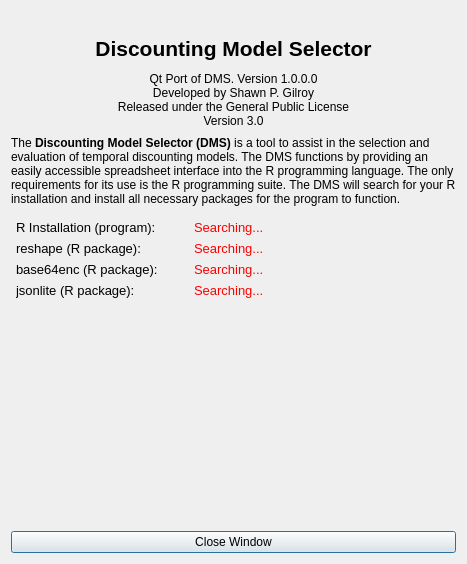
This is statusdialog.ui in miyamot0/ModelSelectorQt as Qt 5 draws it before an edit. The edited form follows.
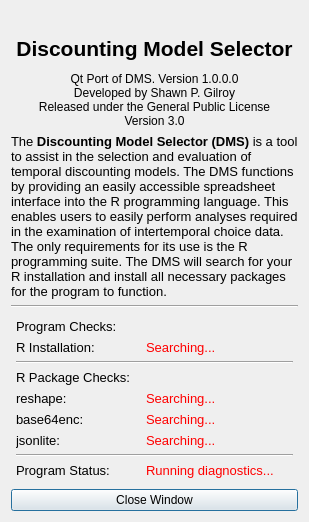
This is the edited form. Icons and pictures are not drawn.

Commit message: Add labels for clarity, on initial setup

Diff of the .ui file:
```diff
--- a/statusdialog.ui
+++ b/statusdialog.ui
@@ -9,10 +9,16 @@
    <rect>
     <x>0</x>
     <y>0</y>
-    <width>467</width>
-    <height>564</height>
+    <width>481</width>
+    <height>659</height>
    </rect>
   </property>
+  <property name="sizePolicy">
+   <sizepolicy hsizetype="Fixed" vsizetype="Fixed">
+    <horstretch>0</horstretch>
+    <verstretch>0</verstretch>
+   </sizepolicy>
+  </property>
   <property name="windowTitle">
    <string>Program Startup Check</string>
   </property>
@@ -21,7 +27,7 @@
   </property>
   <layout class="QVBoxLayout" name="verticalLayout_2">
    <property name="sizeConstraint">
-    <enum>QLayout::SetDefaultConstraint</enum>
+    <enum>QLayout::SetFixedSize</enum>
    </property>
    <item>
     <layout class="QVBoxLayout" name="verticalLayout">
@@ -30,6 +36,12 @@
      </property>
      <item>
       <widget class="QLabel" name="label">
+       <property name="sizePolicy">
+        <sizepolicy hsizetype="Expanding" vsizetype="Maximum">
+         <horstretch>0</horstretch>
+         <verstretch>0</verstretch>
+        </sizepolicy>
+       </property>
        <property name="text">
         <string/>
        </property>
@@ -51,6 +63,12 @@
       <layout class="QHBoxLayout" name="horizontalLayout">
        <item>
         <widget class="QLabel" name="labelTitle">
+         <property name="sizePolicy">
+          <sizepolicy hsizetype="Expanding" vsizetype="Maximum">
+           <horstretch>0</horstretch>
+           <verstretch>0</verstretch>
+          </sizepolicy>
+         </property>
          <property name="minimumSize">
           <size>
            <width>0</width>
@@ -79,6 +97,12 @@
      </item>
      <item>
       <widget class="QLabel" name="labelSubTitle">
+       <property name="sizePolicy">
+        <sizepolicy hsizetype="Expanding" vsizetype="Preferred">
+         <horstretch>0</horstretch>
+         <verstretch>0</verstretch>
+        </sizepolicy>
+       </property>
        <property name="minimumSize">
         <size>
          <width>0</width>
@@ -104,6 +128,12 @@
      </item>
      <item>
       <widget class="QLabel" name="labelBlurb">
+       <property name="sizePolicy">
+        <sizepolicy hsizetype="Expanding" vsizetype="Maximum">
+         <horstretch>0</horstretch>
+         <verstretch>0</verstretch>
+        </sizepolicy>
+       </property>
        <property name="minimumSize">
         <size>
          <width>0</width>
@@ -111,7 +141,7 @@
         </size>
        </property>
        <property name="text">
-        <string>&lt;html&gt;&lt;head/&gt;&lt;body&gt;&lt;p&gt;The &lt;span style=&quot; font-weight:600;&quot;&gt;Discounting Model Selector (DMS)&lt;/span&gt; is a tool to assist in the selection and evaluation of temporal discounting models. The DMS functions by providing an easily accessible spreadsheet interface into the R programming language. The only requirements for its use is the R programming suite. The DMS will search for your R installation and install all necessary packages for the program to function.&lt;/p&gt;&lt;/body&gt;&lt;/html&gt;</string>
+        <string>&lt;html&gt;&lt;head/&gt;&lt;body&gt;&lt;p&gt;&lt;span style=&quot; font-size:10pt;&quot;&gt;The &lt;/span&gt;&lt;span style=&quot; font-size:10pt; font-weight:600;&quot;&gt;Discounting Model Selector (DMS)&lt;/span&gt;&lt;span style=&quot; font-size:10pt;&quot;&gt; is a tool to assist in the selection and evaluation of temporal discounting models. The DMS functions by providing an easily accessible spreadsheet interface into the R programming language. This enables users to easily perform analyses required in the examination of intertemporal choice data. The only requirements for its use is the R programming suite. The DMS will search for your R installation and install all necessary packages for the program to function.&lt;/span&gt;&lt;/p&gt;&lt;/body&gt;&lt;/html&gt;</string>
        </property>
        <property name="textFormat">
         <enum>Qt::RichText</enum>
@@ -124,10 +154,26 @@
        </property>
       </widget>
      </item>
+     <item>
+      <widget class="Line" name="line">
+       <property name="sizePolicy">
+        <sizepolicy hsizetype="Minimum" vsizetype="Maximum">
+         <horstretch>0</horstretch>
+         <verstretch>0</verstretch>
+        </sizepolicy>
+       </property>
+       <property name="orientation">
+        <enum>Qt::Horizontal</enum>
+       </property>
+      </widget>
+     </item>
      <item>
       <layout class="QFormLayout" name="formLayout">
        <property name="sizeConstraint">
-        <enum>QLayout::SetMinimumSize</enum>
+        <enum>QLayout::SetMaximumSize</enum>
+       </property>
+       <property name="formAlignment">
+        <set>Qt::AlignLeading|Qt::AlignLeft|Qt::AlignVCenter</set>
        </property>
        <property name="leftMargin">
         <number>5</number>
@@ -141,14 +187,21 @@
        <property name="bottomMargin">
         <number>5</number>
        </property>
-       <item row="0" column="0">
+       <item row="0" column="0" colspan="2">
+        <widget class="QLabel" name="label_2">
+         <property name="text">
+          <string>&lt;html&gt;&lt;head/&gt;&lt;body&gt;&lt;p&gt;&lt;span style=&quot; font-size:10pt;&quot;&gt;Program Checks:&lt;/span&gt;&lt;/p&gt;&lt;/body&gt;&lt;/html&gt;</string>
+         </property>
+        </widget>
+       </item>
+       <item row="1" column="0">
         <widget class="QLabel" name="labelR">
          <property name="text">
-          <string>&lt;html&gt;&lt;head/&gt;&lt;body&gt;&lt;p&gt;&lt;span style=&quot; font-size:10pt;&quot;&gt;R Installation (program):&lt;/span&gt;&lt;/p&gt;&lt;/body&gt;&lt;/html&gt;</string>
+          <string>&lt;html&gt;&lt;head/&gt;&lt;body&gt;&lt;p&gt;&lt;span style=&quot; font-size:10pt;&quot;&gt;R Installation:&lt;/span&gt;&lt;/p&gt;&lt;/body&gt;&lt;/html&gt;</string>
          </property>
         </widget>
        </item>
-       <item row="0" column="1">
+       <item row="1" column="1">
         <widget class="QLabel" name="statusR">
          <property name="text">
           <string>&lt;html&gt;&lt;head/&gt;&lt;body&gt;&lt;p&gt;&lt;span style=&quot; font-size:10pt; color:#ff0000;&quot;&gt;Searching...&lt;/span&gt;&lt;/p&gt;&lt;/body&gt;&lt;/html&gt;</string>
@@ -158,14 +211,34 @@
          </property>
         </widget>
        </item>
-       <item row="1" column="0">
+       <item row="2" column="0" colspan="2">
+        <widget class="Line" name="line_2">
+         <property name="sizePolicy">
+          <sizepolicy hsizetype="Minimum" vsizetype="MinimumExpanding">
+           <horstretch>0</horstretch>
+           <verstretch>0</verstretch>
+          </sizepolicy>
+         </property>
+         <property name="orientation">
+          <enum>Qt::Horizontal</enum>
+         </property>
+        </widget>
+       </item>
+       <item row="3" column="0" colspan="2">
+        <widget class="QLabel" name="label_3">
+         <property name="text">
+          <string>&lt;html&gt;&lt;head/&gt;&lt;body&gt;&lt;p&gt;&lt;span style=&quot; font-size:10pt;&quot;&gt;R Package Checks:&lt;/span&gt;&lt;/p&gt;&lt;/body&gt;&lt;/html&gt;</string>
+         </property>
+        </widget>
+       </item>
+       <item row="4" column="0">
         <widget class="QLabel" name="labelReshape">
          <property name="text">
-          <string>&lt;html&gt;&lt;head/&gt;&lt;body&gt;&lt;p&gt;&lt;span style=&quot; font-size:10pt;&quot;&gt;reshape (R package):&lt;/span&gt;&lt;/p&gt;&lt;/body&gt;&lt;/html&gt;</string>
+          <string>&lt;html&gt;&lt;head/&gt;&lt;body&gt;&lt;p&gt;&lt;span style=&quot; font-size:10pt;&quot;&gt;reshape:&lt;/span&gt;&lt;/p&gt;&lt;/body&gt;&lt;/html&gt;</string>
          </property>
         </widget>
        </item>
-       <item row="1" column="1">
+       <item row="4" column="1">
         <widget class="QLabel" name="statusReshape">
          <property name="text">
           <string>&lt;html&gt;&lt;head/&gt;&lt;body&gt;&lt;p&gt;&lt;span style=&quot; font-size:10pt; color:#ff0000;&quot;&gt;Searching...&lt;/span&gt;&lt;/p&gt;&lt;/body&gt;&lt;/html&gt;</string>
@@ -175,14 +248,14 @@
          </property>
         </widget>
        </item>
-       <item row="2" column="0">
+       <item row="5" column="0">
         <widget class="QLabel" name="labelBase64">
          <property name="text">
-          <string>&lt;html&gt;&lt;head/&gt;&lt;body&gt;&lt;p&gt;&lt;span style=&quot; font-size:10pt;&quot;&gt;base64enc (R package):&lt;/span&gt;&lt;/p&gt;&lt;/body&gt;&lt;/html&gt;</string>
+          <string>&lt;html&gt;&lt;head/&gt;&lt;body&gt;&lt;p&gt;&lt;span style=&quot; font-size:10pt;&quot;&gt;base64enc:&lt;/span&gt;&lt;/p&gt;&lt;/body&gt;&lt;/html&gt;</string>
          </property>
         </widget>
        </item>
-       <item row="2" column="1">
+       <item row="5" column="1">
         <widget class="QLabel" name="statusBase64">
          <property name="text">
           <string>&lt;html&gt;&lt;head/&gt;&lt;body&gt;&lt;p&gt;&lt;span style=&quot; font-size:10pt; color:#ff0000;&quot;&gt;Searching...&lt;/span&gt;&lt;/p&gt;&lt;/body&gt;&lt;/html&gt;</string>
@@ -192,14 +265,14 @@
          </property>
         </widget>
        </item>
-       <item row="3" column="0">
+       <item row="6" column="0">
         <widget class="QLabel" name="labelJsonlite">
          <property name="text">
-          <string>&lt;html&gt;&lt;head/&gt;&lt;body&gt;&lt;p&gt;&lt;span style=&quot; font-size:10pt;&quot;&gt;jsonlite (R package):&lt;/span&gt;&lt;/p&gt;&lt;/body&gt;&lt;/html&gt;</string>
+          <string>&lt;html&gt;&lt;head/&gt;&lt;body&gt;&lt;p&gt;&lt;span style=&quot; font-size:10pt;&quot;&gt;jsonlite:&lt;/span&gt;&lt;/p&gt;&lt;/body&gt;&lt;/html&gt;</string>
          </property>
         </widget>
        </item>
-       <item row="3" column="1">
+       <item row="6" column="1">
         <widget class="QLabel" name="statusJson">
          <property name="text">
           <string>&lt;html&gt;&lt;head/&gt;&lt;body&gt;&lt;p&gt;&lt;span style=&quot; font-size:10pt; color:#ff0000;&quot;&gt;Searching...&lt;/span&gt;&lt;/p&gt;&lt;/body&gt;&lt;/html&gt;</string>
@@ -209,25 +282,51 @@
          </property>
         </widget>
        </item>
+       <item row="7" column="0" colspan="2">
+        <widget class="Line" name="line2">
+         <property name="sizePolicy">
+          <sizepolicy hsizetype="MinimumExpanding" vsizetype="MinimumExpanding">
+           <horstretch>0</horstretch>
+           <verstretch>0</verstretch>
+          </sizepolicy>
+         </property>
+         <property name="frameShadow">
+          <enum>QFrame::Sunken</enum>
+         </property>
+         <property name="orientation">
+          <enum>Qt::Horizontal</enum>
+         </property>
+        </widget>
+       </item>
+       <item row="8" column="0">
+        <widget class="QLabel" name="labelActivated">
+         <property name="text">
+          <string>&lt;html&gt;&lt;head/&gt;&lt;body&gt;&lt;p&gt;&lt;span style=&quot; font-size:10pt;&quot;&gt;Program Status:&lt;/span&gt;&lt;/p&gt;&lt;/body&gt;&lt;/html&gt;</string>
+         </property>
+        </widget>
+       </item>
+       <item row="8" column="1">
+        <widget class="QLabel" name="statusDiagnostics">
+         <property name="text">
+          <string>&lt;html&gt;&lt;head/&gt;&lt;body&gt;&lt;p&gt;&lt;span style=&quot; font-size:10pt; color:#ff0000;&quot;&gt;Running diagnostics...&lt;/span&gt;&lt;/p&gt;&lt;/body&gt;&lt;/html&gt;</string>
+         </property>
+         <property name="indent">
+          <number>30</number>
+         </property>
+        </widget>
+       </item>
       </layout>
      </item>
     </layout>
    </item>
-   <item>
-    <spacer name="verticalSpacer">
-     <property name="orientation">
-      <enum>Qt::Vertical</enum>
-     </property>
-     <property name="sizeHint" stdset="0">
-      <size>
-       <width>20</width>
-       <height>40</height>
-      </size>
-     </property>
-    </spacer>
-   </item>
    <item>
     <widget class="QPushButton" name="pushButton">
+     <property name="sizePolicy">
+      <sizepolicy hsizetype="Expanding" vsizetype="Fixed">
+       <horstretch>0</horstretch>
+       <verstretch>0</verstretch>
+      </sizepolicy>
+     </property>
      <property name="text">
       <string>Close Window</string>
      </property>
```
The commit also changes 2 other files.
